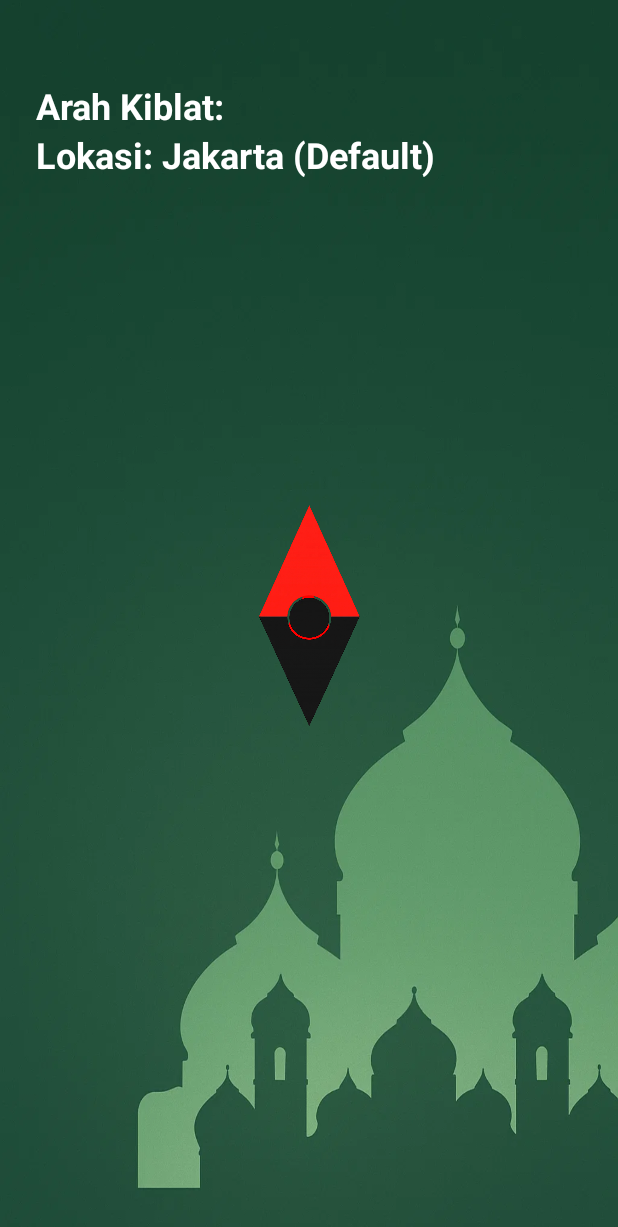
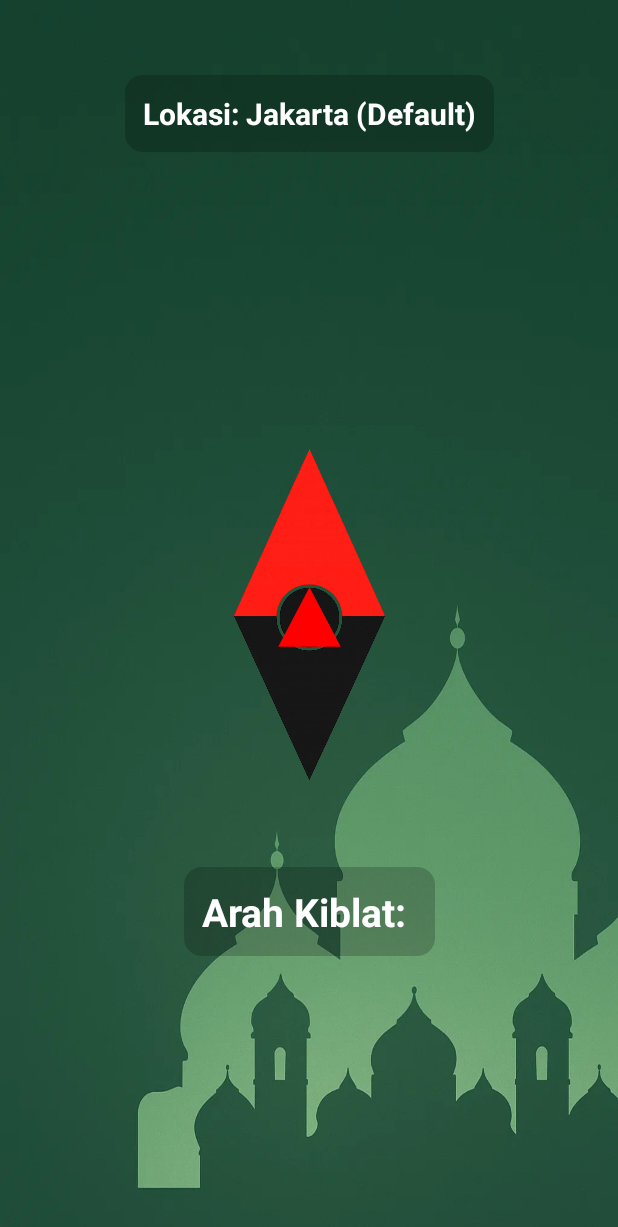
Before and after one commit to ilhamfauzan/QiblaTime, an Android app: the CompassActivity screen opened directly, with no data from a screen before it, on a phone screen of 412 x 824 dp. Shown: the top 1227 px of the screen. Run offline under Robolectric (Android 15) with nearby library versions, the phone set to English and light mode, and no system bars.

Commit message:
feat: adjust compass activity UI

```diff
--- a/app/src/main/res/layout/activity_compass.xml
+++ b/app/src/main/res/layout/activity_compass.xml
@@ -1,44 +1,64 @@
 <?xml version="1.0" encoding="utf-8"?>
-<RelativeLayout xmlns:android="http://schemas.android.com/apk/res/android"
+<androidx.constraintlayout.widget.ConstraintLayout
+    xmlns:android="http://schemas.android.com/apk/res/android"
+    xmlns:app="http://schemas.android.com/apk/res-auto"
+    xmlns:tools="http://schemas.android.com/tools"
     android:id="@+id/layout"
     android:layout_width="match_parent"
     android:layout_height="match_parent"
     android:background="@drawable/backgroundmasjid"
-    android:padding="24dp">
+    tools:context=".CompassActivity">
+
+    <TextView
+        android:id="@+id/locationInfo"
+        android:layout_width="wrap_content"
+        android:layout_height="wrap_content"
+        android:layout_marginTop="50dp"
+        android:background="@drawable/bg_text_container"
+        android:padding="12dp"
+        android:text="Lokasi: Bandung"
+        android:textColor="@color/white"
+        android:textSize="20sp"
+        android:textStyle="bold"
+        app:layout_constraintEnd_toEndOf="parent"
+        app:layout_constraintStart_toStartOf="parent"
+        app:layout_constraintTop_toTopOf="parent" />
+
+    <ImageView
+        android:id="@+id/compassImage"
+        android:layout_width="300dp"
+        android:layout_height="300dp"
+        android:contentDescription="Gambar Kompas"
+        android:src="@drawable/compass1"
+        app:layout_constraintBottom_toBottomOf="parent"
+        app:layout_constraintEnd_toEndOf="parent"
+        app:layout_constraintStart_toStartOf="parent"
+        app:layout_constraintTop_toTopOf="parent" />
+
+    <ImageView
+        android:id="@+id/qiblaIndicator"
+        android:layout_width="50dp"
+        android:layout_height="50dp"
+        android:contentDescription="Indikator Kiblat"
+        android:src="@drawable/qibla_arrow"
+        app:layout_constraintBottom_toBottomOf="@+id/compassImage"
+        app:layout_constraintEnd_toEndOf="@+id/compassImage"
+        app:layout_constraintStart_toStartOf="@+id/compassImage"
+        app:layout_constraintTop_toTopOf="@+id/compassImage" />
 
     <TextView
         android:id="@+id/compassDirection"
         android:layout_width="wrap_content"
         android:layout_height="wrap_content"
+        android:layout_marginTop="16dp"
+        android:background="@drawable/bg_text_container"
+        android:padding="12dp"
         android:text="Arah Kiblat: "
-        android:textSize="24sp"
-        android:layout_marginTop="30dp"
-        android:textColor="@color/white"
-        android:textStyle="bold"/>
-    <TextView
-        android:id="@+id/locationInfo"
-        android:layout_width="wrap_content"
-        android:layout_height="wrap_content"
-        android:text="Lokasi: "
-        android:textSize="24sp"
-        android:textColor="@color/white"
+        android:textColor="@android:color/white"
+        android:textSize="26sp"
         android:textStyle="bold"
-        android:layout_below="@id/compassDirection"/>
+        app:layout_constraintEnd_toEndOf="parent"
+        app:layout_constraintStart_toStartOf="parent"
+        app:layout_constraintTop_toBottomOf="@+id/compassImage" />
 
-    <ImageView
-        android:id="@+id/qiblaIndicator"
-        android:layout_width="50dp"
-        android:layout_height="50dp"
-        android:layout_centerInParent="true"
-        android:src="@drawable/qibla_arrow"
-        android:contentDescription="Indikator Kiblat"/>
-
-    <ImageView
-        android:id="@+id/compassImage"
-        android:layout_width="200dp"
-        android:layout_height="200dp"
-        android:layout_centerInParent="true"
-        android:src="@drawable/compass1"
-        android:contentDescription="Gambar Kompas"/>
-
-</RelativeLayout>
+</androidx.constraintlayout.widget.ConstraintLayout>
```
